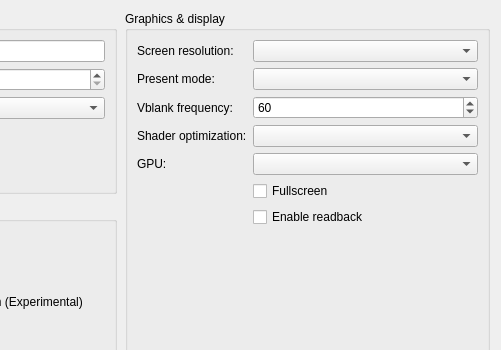
Old version of the form src/launcher/forms/configuration_edit_dialog.ui in the repository VortexisTV/KytyPS5; both pictures show x 259 to 760 and y 0 to 350 of the 760 by 620 pixel window.
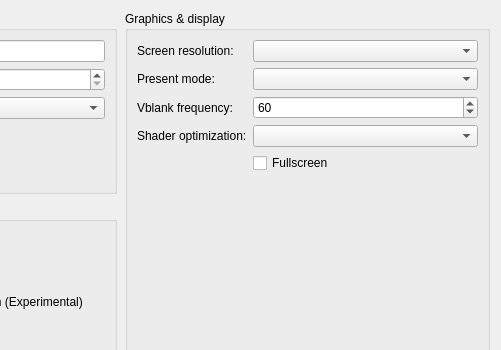
New version of the form. Custom widgets are drawn as their Qt base class.

The edit to the form file:
```diff
--- a/src/launcher/forms/configuration_edit_dialog.ui
+++ b/src/launcher/forms/configuration_edit_dialog.ui
@@ -127,28 +127,12 @@
           <property name="toolTip"><string>Optimize shaders for code size or performance</string></property>
          </widget>
         </item>
-        <item row="4" column="0">
-         <widget class="QLabel" name="label_gpu">
-          <property name="text"><string>GPU:</string></property>
-         </widget>
-        </item>
         <item row="4" column="1">
-         <widget class="QComboBox" name="comboBox_gpu">
-          <property name="toolTip"><string>Graphics device used by the emulator</string></property>
-         </widget>
-        </item>
-        <item row="5" column="1">
          <widget class="QCheckBox" name="checkBox_fullscreen">
           <property name="toolTip"><string>Run in borderless desktop fullscreen</string></property>
           <property name="text"><string>Fullscreen</string></property>
          </widget>
         </item>
-        <item row="6" column="1">
-         <widget class="QCheckBox" name="checkBox_readback">
-          <property name="toolTip"><string>Read back writable linear images</string></property>
-          <property name="text"><string>Enable readback</string></property>
-         </widget>
-        </item>
        </layout>
       </widget>
      </item>
```
